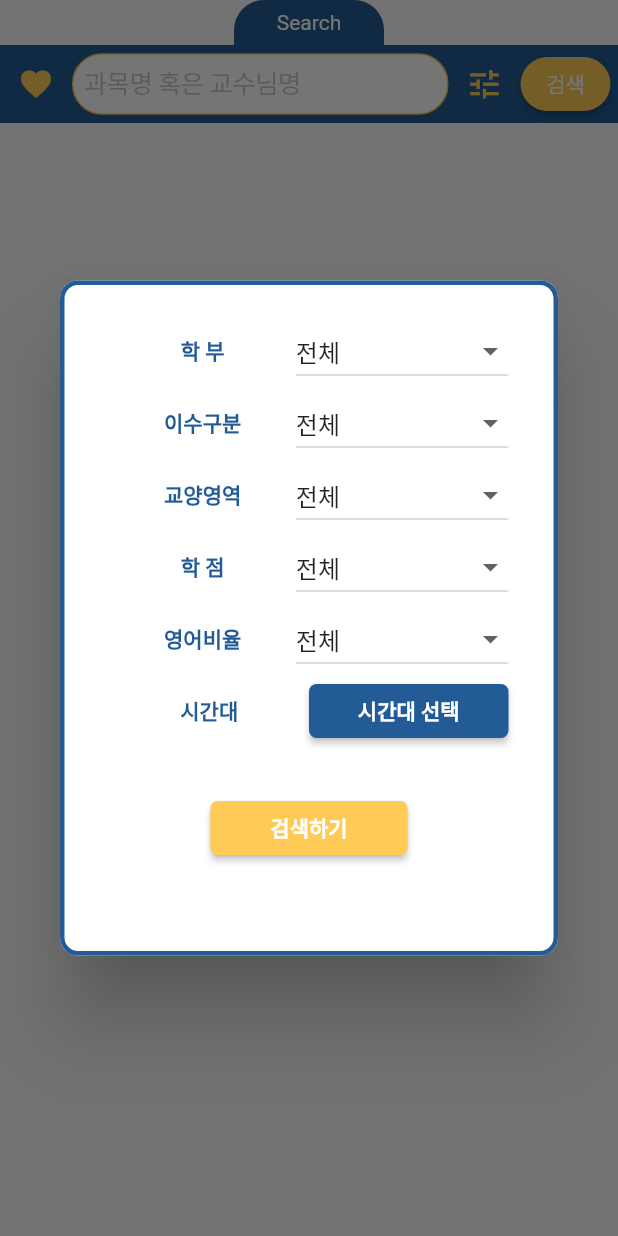
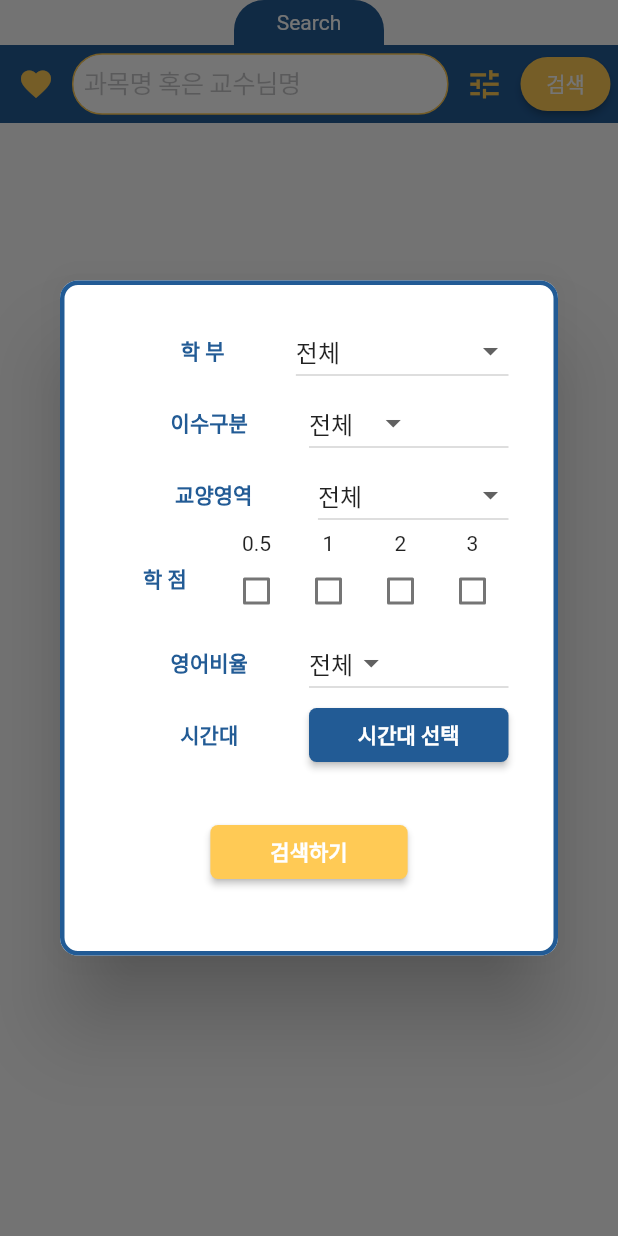
Before and after one commit to dailyco/histime-mobile, a Flutter app: the SearchPanel screen opened directly, after a tap on the "tune" icon, on a phone screen of 412 x 824 dp. Run offline on Flutter 3.47's test engine with Material 2 defaults, Android fonts, the phone set to English and light mode, and no system bars; our stand-ins replace cloud_firestore, firebase_auth, flutter_signin_button, google_sign_in, sliding_up_panel; missing offline and left inert: dart:ffi, firebase_ml_vision, random_color; accounts and stored records are empty.

Commit message:
hyeyoom's code

```diff
--- a/lib/record.dart
+++ b/lib/record.dart
@@ -54,10 +54,6 @@ List field = [
   "전체", "신앙", "인성", "세계관", "인문학", "사회과학", "자연과학", "리더십", "전공기초", "외국어", "제2외국어", "실무전산", "소통", "융복합", "ICT입문", "프로그래밍기초", "기독교신앙기초",
 ];
 
-List credit = [
-  "전체", 1, 2, 3, 4, 5, 6
+List english = [
+  "전체", '0', '100'
 ];
-
-List english = [
-  "전체", 0, 10, 20, 30, 40, 50, 60, 70, 80, 90, 100
-];
--- a/lib/search.dart
+++ b/lib/search.dart
@@ -3,6 +3,7 @@ import 'dart:ffi';
 import 'package:flutter/material.dart';
 import 'package:flutter/cupertino.dart';
 import 'package:cloud_firestore/cloud_firestore.dart';
+import 'package:flutter/rendering.dart';
 import 'record.dart';
 
 double _panelHeightClosed = 30.0;
@@ -15,6 +16,9 @@ class SearchPanel extends StatefulWidget {
 class SearchPanelState extends State<SearchPanel> {
   bool is_favorite = false;
   String _searchFaculty = '';
+  String _searchField = '';
+  String _searchType = '';
+  String _searchEng = '';
   String _searchName = '';
 
   TextEditingController searchController ;
@@ -22,6 +26,16 @@ class SearchPanelState extends State<SearchPanel> {
   initState() {
     _facultyMenuItems = getFacultyItems();
     _currentFaculty = _facultyMenuItems[0].value;
+
+    _fieldMenuItems = getFieldItems();
+    _currentField = _fieldMenuItems[0].value;
+
+    _typeMenuItems = getTypeItems();
+    _currentType = _typeMenuItems[0].value;
+
+    _englishMenuItems = getEngItems();
+    _currentEng = _englishMenuItems[0].value;
+
     searchController = new TextEditingController();
     super.initState();
   }
@@ -41,6 +55,12 @@ class SearchPanelState extends State<SearchPanel> {
         return db.where('like', isEqualTo: true).snapshots();
       else if (_currentFaculty != '전체')
         return db.where('faculty', isEqualTo: _searchFaculty).snapshots();
+      else if (_currentField != '전체')
+        return db.where('field', isEqualTo: _searchField).snapshots();
+      else if (_currentType != '전체')
+        return db.where('type', isEqualTo: _searchType).snapshots();
+      else if (_currentEng != '전체')
+        return db.where('english', isEqualTo: _searchEng).snapshots();
 //      else if (searchController.text.isNotEmpty)
 //        return db.where('name', isEqualTo: _searchName).snapshots();
       else
@@ -248,14 +268,15 @@ class SearchPanelState extends State<SearchPanel> {
     );
   }
 
+  //dropdown menus
   List<DropdownMenuItem<String>> _facultyMenuItems;
   List<DropdownMenuItem<String>> _fieldMenuItems;
   List<DropdownMenuItem<String>> _typeMenuItems;
-  List<DropdownMenuItem<int>> _englishMenuItems;
+  List<DropdownMenuItem<String>> _englishMenuItems;
   String _currentFaculty;
   String _currentField;
   String _currentType;
-  int _currentEng;
+  String _currentEng;
 
   List<DropdownMenuItem<String>> getFacultyItems() {
     List<DropdownMenuItem<String>> facultyItems = List();
@@ -269,17 +290,64 @@ class SearchPanelState extends State<SearchPanel> {
   }
 
   void changedFaculty(String selectedFaculty)  {
-    setState(() {
-      _currentFaculty = selectedFaculty;
-    });
+    setState(() { _currentFaculty = selectedFaculty; });
   }
+
+  List<DropdownMenuItem<String>> getFieldItems() {
+    List<DropdownMenuItem<String>> fieldItems = List();
+    for (String _field in field) {
+      fieldItems.add(new DropdownMenuItem(
+          value: _field,
+          child: Text(_field)
+      ));
+    }
+    return fieldItems;
+  }
+  void changedField(String selectedField)  {
+    setState(() { _currentField = selectedField; });
+  }
+
+  List<DropdownMenuItem<String>> getTypeItems() {
+    List<DropdownMenuItem<String>> typeItems = List();
+    for (String _type in type) {
+      typeItems.add(new DropdownMenuItem(
+          value: _type,
+          child: Text(_type)
+      ));
+    }
+    return typeItems;
+  }
+
+  void changedType(String selectedType)  {
+    setState(() { _currentType = selectedType; });
+  }
+
+  List<DropdownMenuItem<String>> getEngItems() {
+    List<DropdownMenuItem<String>> engItems = List();
+    for (String _eng in english) {
+      engItems.add(new DropdownMenuItem(
+          value: _eng,
+          child: Text(_eng)
+      ));
+    }
+    return engItems;
+  }
+
+  void changedEng(String selectedEng)  {
+    setState(() { _currentEng = selectedEng; });
+  }
+
+  bool val05 = false;
+  bool val1 = false;
+  bool val2 = false;
+  bool val3 = false;
 
   Future<void> filterDialog(BuildContext context) async {
     return showDialog<void>(
       context: context,
       barrierDismissible: true,
       builder: (BuildContext context) {
-        return Dialog(
+        return Dialog (
           shape: RoundedRectangleBorder(borderRadius: BorderRadius.circular(12.0)),
           backgroundColor: Colors.white,
           child: Container(
@@ -312,11 +380,13 @@ class SearchPanelState extends State<SearchPanel> {
                         style: TextStyle(color: Color(0xFF225B95), fontWeight: FontWeight.bold),
                       ),
                     ),
-                    DropdownButton(
-                      value: _currentFaculty,
-                      items: _facultyMenuItems,
-                      onChanged: changedFaculty,
-                    ),
+                    Expanded(
+                      child: DropdownButton(
+                        value: _currentType,
+                        items: _typeMenuItems,
+                        onChanged: changedType,
+                      ),
+                    )
                   ],
                 ),
                 Row(
@@ -327,9 +397,9 @@ class SearchPanelState extends State<SearchPanel> {
                           style: TextStyle(color: Color(0xFF225B95), fontWeight: FontWeight.bold)),
                     ),
                     DropdownButton(
-                      value: _currentFaculty,
-                      items: _facultyMenuItems,
-                      onChanged: changedFaculty,
+                      value: _currentField,
+                      items: _fieldMenuItems,
+                      onChanged: changedField,
                     ),
                   ],
                 ),
@@ -340,10 +410,62 @@ class SearchPanelState extends State<SearchPanel> {
                           textAlign: TextAlign.center,
                           style: TextStyle(color: Color(0xFF225B95), fontWeight: FontWeight.bold)),
                     ),
-                    DropdownButton(
-                      value: _currentFaculty,
-                      items: _facultyMenuItems,
-                      onChanged: changedFaculty,
+                    //TODO checkbox for 0.5, 1, 2, 3, more
+                    Column(
+                      mainAxisAlignment: MainAxisAlignment.center,
+                      children: <Widget>[
+                        Text("0.5"),
+                        Checkbox(
+                          value: val05,
+                          onChanged: (bool value) {
+                            setState(() {
+                              val05 = value;
+                            });
+                          },
+                        ),
+                      ],
+                    ),
+                    Column(
+                      mainAxisAlignment: MainAxisAlignment.center,
+                      children: <Widget>[
+                        Text("1"),
+                        Checkbox(
+                          value: val1,
+                          onChanged: (bool value) {
+                            setState(() {
+                              val1 = value;
+                            });
+                          },
+                        ),
+                      ],
+                    ),
+                    Column(
+                      mainAxisAlignment: MainAxisAlignment.center,
+                      children: <Widget>[
+                        Text("2"),
+                        Checkbox(
+                          value: val2,
+                          onChanged: (bool value) {
+                            setState(() {
+                              val2 = value;
+                            });
+                          },
+                        ),
+                      ],
+                    ),
+                    Column(
+                      mainAxisAlignment: MainAxisAlignment.center,
+                      children: <Widget>[
+                        Text("3"),
+                        Checkbox(
+                          value: val3,
+                          onChanged: (bool value) {
+                            setState(() {
+                              val3 = value;
+                            });
+                          },
+                        ),
+                      ],
                     ),
                   ],
                 ),
@@ -354,11 +476,13 @@ class SearchPanelState extends State<SearchPanel> {
                           textAlign: TextAlign.center,
                           style: TextStyle(color: Color(0xFF225B95), fontWeight: FontWeight.bold)),
                     ),
-                    DropdownButton(
-                      value: _currentFaculty,
-                      items: _facultyMenuItems,
-                      onChanged: changedFaculty,
-                    ),
+                    Expanded(
+                      child: DropdownButton(
+                        value: _currentEng,
+                        items: _englishMenuItems,
+                        onChanged: changedEng,
+                      ),
+                    )
                   ],
                 ),
                 Row(
@@ -387,6 +511,9 @@ class SearchPanelState extends State<SearchPanel> {
                     shape: RoundedRectangleBorder(borderRadius: BorderRadius.circular(5)),
                     onPressed: () {
                       _searchFaculty = _currentFaculty;
+                      _searchField = _currentField;
+                      _searchType = _currentType;
+                      _searchEng = _currentEng;
                       Navigator.pop(context) ;
                     },
                   ),
```
